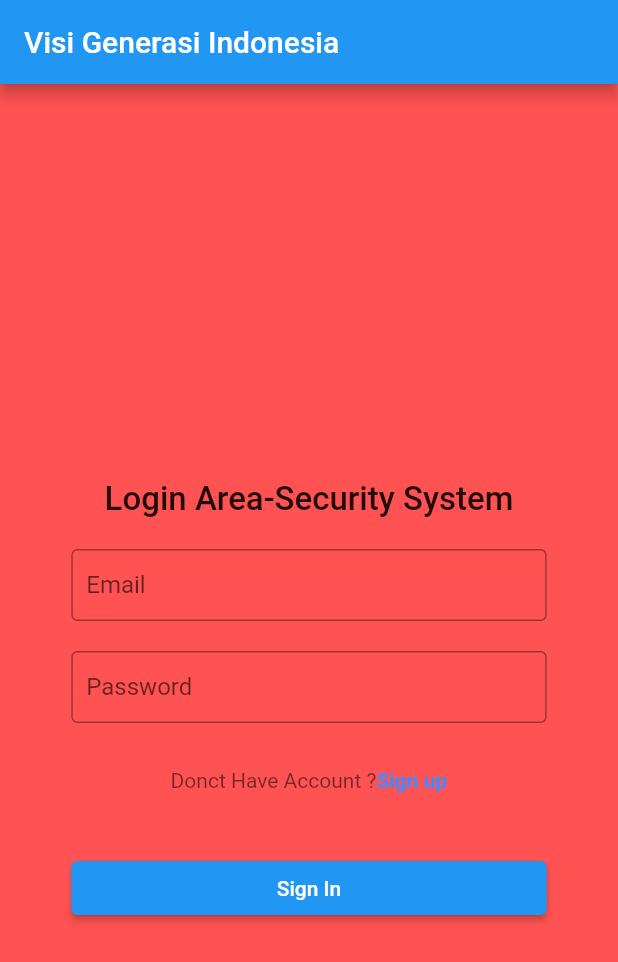
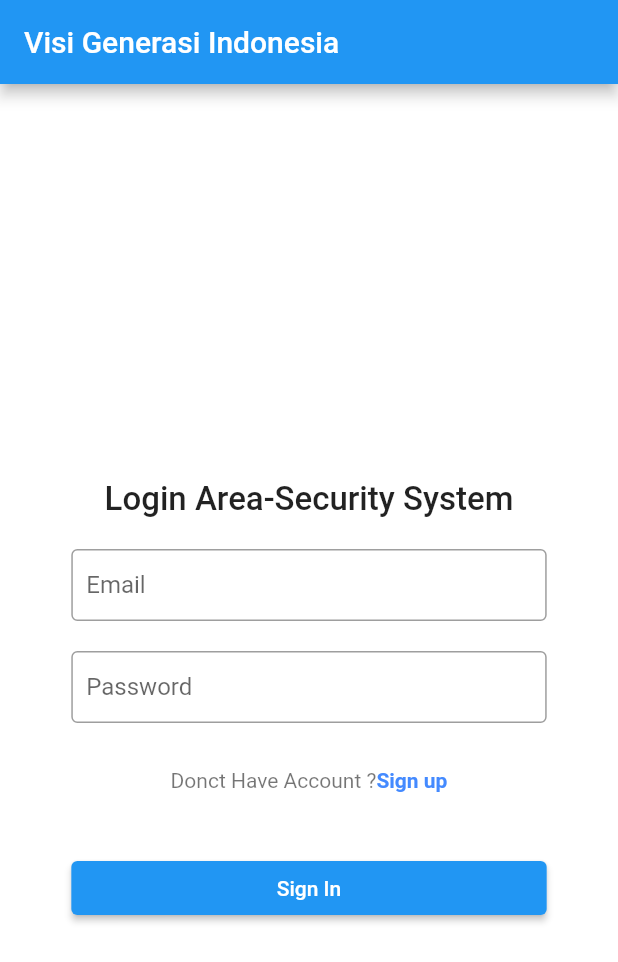
Before and after one commit to erihidayat06/apk-vigenesia, a Flutter app: the screen it shows after launch, on a phone screen of 412 x 824 dp. Shown: the top 962 px of the screen. Run offline on Flutter 3.47's test engine with Material 2 defaults, Android fonts, the phone set to English and light mode, and no system bars; our stand-ins replace flutter_form_builder.

Commit message:
Merubah Background

```diff
--- a/lib/main.dart
+++ b/lib/main.dart
@@ -19,7 +19,7 @@
       theme: ThemeData(
         brightness: Brightness.light,
         primaryColor: Colors.blueGrey,
-        scaffoldBackgroundColor: Colors.white10,
+        scaffoldBackgroundColor: Color.fromARGB(255, 255, 255, 255),
       ),
       home: const Login(),
     );
--- a/lib/screens/Login.dart
+++ b/lib/screens/Login.dart
@@ -26,7 +26,7 @@
       ), //AppBar
       body: SingleChildScrollView(
           child: Container(
-              color: Colors.redAccent,
+              color: Color.fromARGB(255, 255, 255, 255),
               height: MediaQuery.of(context).size.height,
               child: Center(
                 child: Column(
```
